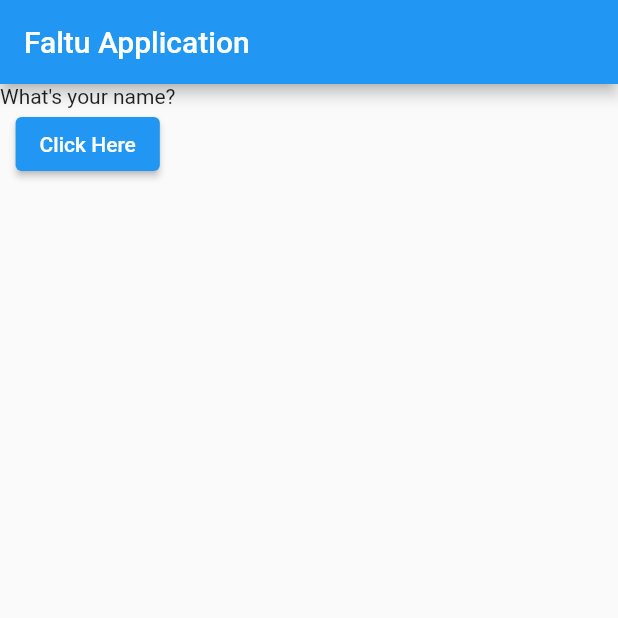
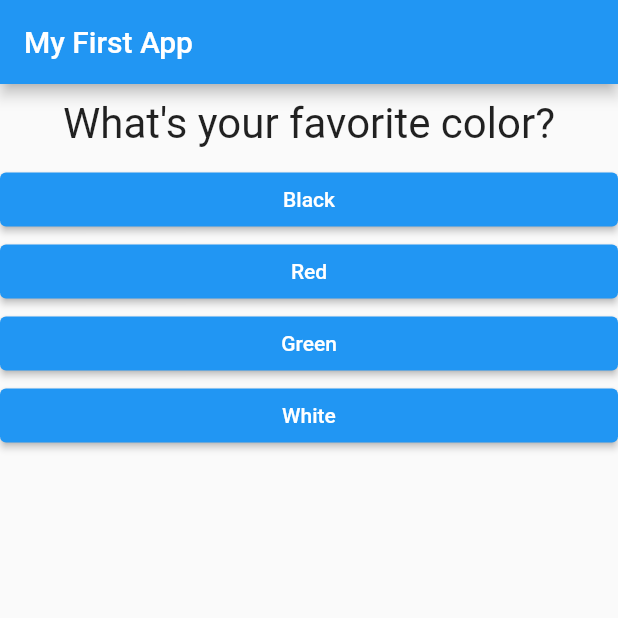
Before and after one commit to arafat-islam/flutter_complete_guide, a Flutter app: the screen it shows after launch, on a phone screen of 412 x 824 dp, the top half of it. Run offline on Flutter 3.47's test engine with Material 2 defaults, Android fonts, the phone set to English and light mode, and no system bars.

```diff
--- /dev/null
+++ b/lib/answer.dart
@@ -0,0 +1,19 @@
+import 'package:flutter/material.dart';
+
+class Answer extends StatelessWidget {
+  final Function selectHandler;
+  final String answerText;
+
+  Answer(this.selectHandler, this.answerText);
+
+  @override
+  Widget build(BuildContext context) {
+    return Container(
+      width: double.infinity,
+      child: ElevatedButton(
+        child: Text(answerText),
+        onPressed: selectHandler,
+      ),
+    );
+  }
+}
--- a/lib/main.dart
+++ b/lib/main.dart
@@ -1,31 +1,62 @@
 import 'package:flutter/material.dart';
 
-void main() {
-  runApp(MyApp());
+import './question.dart';
+import './answer.dart';
+
+// void main() {
+//   runApp(MyApp());
+// }
+
+void main() => runApp(MyApp());
+
+class MyApp extends StatefulWidget {
+  @override
+  State<StatefulWidget> createState() {
+    // TODO: implement createState
+    return _MyAppState();
+  }
 }
 
-class MyApp extends StatelessWidget {
-  var questionIndex = 0;
+class _MyAppState extends State<MyApp> {
+  var _questionIndex = 0;
 
-  void answerQuestion() {
-    questionIndex++;
-    print(questionIndex);
+  void _answerQuestion() {
+    setState(() {
+      _questionIndex = _questionIndex + 1;
+    });
+    print(_questionIndex);
   }
 
+  @override
   Widget build(BuildContext context) {
-    var questions = ["What's your name?", "What's your father's name?"];
+    var questions = [
+      {
+        'questionText': 'What\'s your favorite color?',
+        'answers': ['Black', 'Red', 'Green', 'White'],
+      },
+      {
+        'questionText': 'What\'s your favorite animal?',
+        'answers': ['Rabbit', 'Snake', 'Elephant', 'Lion'],
+      },
+      {
+        'questionText': 'Who\'s your favorite instructor?',
+        'answers': ['Max', 'Max', 'Max', 'Max'],
+      },
+    ];
     return MaterialApp(
       home: Scaffold(
         appBar: AppBar(
-          title: Text('Faltu Application'),
+          title: Text('My First App'),
         ),
         body: Column(
           children: [
-            Text(questions[questionIndex]),
-            ElevatedButton(
-              child: Text('Click Here'),
-              onPressed: answerQuestion,
+            Question(
+              questions[_questionIndex]['questionText'],
             ),
+            ...(questions[_questionIndex]['answers'] as List<String>)
+                .map((answer) {
+              return Answer(_answerQuestion, answer);
+            }).toList()
           ],
         ),
       ),
--- /dev/null
+++ b/lib/question.dart
@@ -0,0 +1,20 @@
+import 'package:flutter/material.dart';
+
+class Question extends StatelessWidget {
+  final String questionText;
+
+  Question(this.questionText);
+
+  @override
+  Widget build(BuildContext context) {
+    return Container(
+      width: double.infinity,
+      margin: EdgeInsets.all(10),
+      child: Text(
+        questionText,
+        style: TextStyle(fontSize: 28),
+        textAlign: TextAlign.center,
+      ),
+    );
+  }
+}
```
Also changed, not shown: pubspec.yaml (+8 -27 lines), pubspec.lock.
